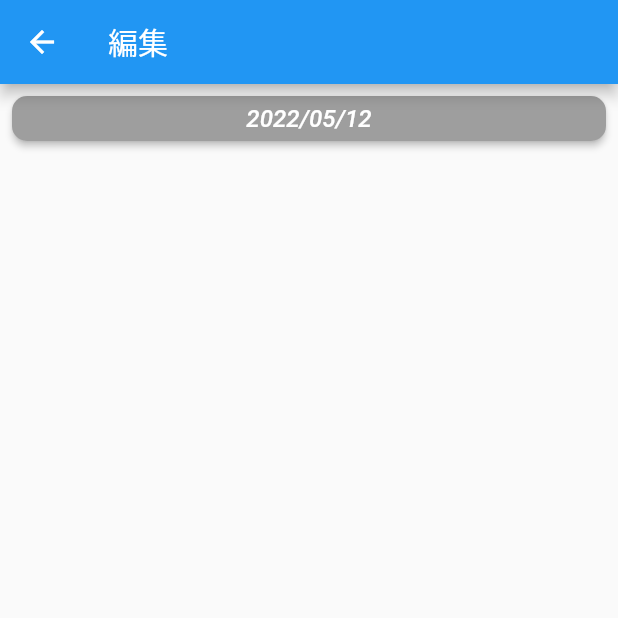
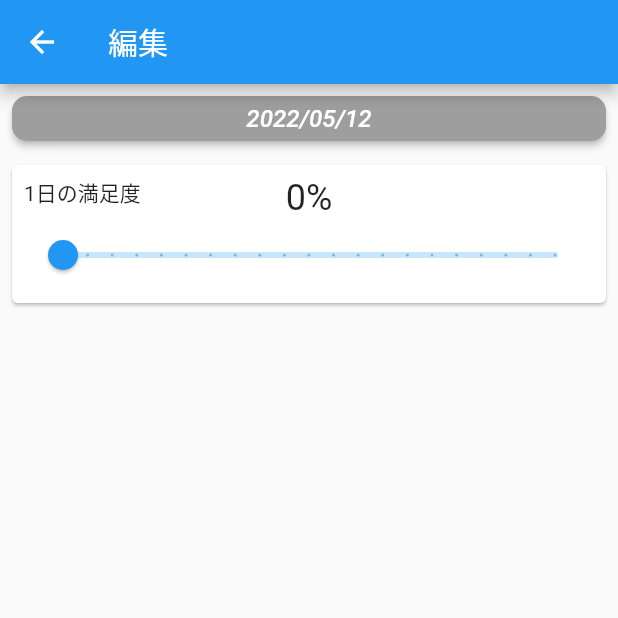
Before and after one commit to shunking-tech/teaching_materials_diary, a Flutter app: the EditDiaryPage screen opened directly, on a phone screen of 412 x 824 dp, the top half of it. Run offline on Flutter 3.47's test engine with Material 2 defaults, Android fonts, the phone set to English and light mode, and no system bars.

Commit message:
満足度スライダーを実装

```diff
--- a/lib/page/edit_diary_page.dart
+++ b/lib/page/edit_diary_page.dart
@@ -10,6 +10,7 @@ class EditDiaryPage extends StatefulWidget {
 
 class _EditDiaryPageState extends State<EditDiaryPage> {
   DateTime date = DateTime.now();
+  double satisfactionLevel = 0.0;
 
   @override
   Widget build(BuildContext context) {
@@ -48,7 +49,41 @@ class _EditDiaryPageState extends State<EditDiaryPage> {
                     primary: Colors.grey
                 ),
               ),
-            )
+            ),
+
+            Card(
+              margin: const EdgeInsets.only(top: 16),
+              child: Padding(
+                padding: const EdgeInsets.all(8.0),
+                child: Column(
+                  children: [
+                    Stack(
+                      children: [
+                        const Align(alignment: Alignment.centerLeft, child: Text("1日の満足度")),
+                        Align(
+                          alignment: Alignment.center,
+                          child: Text(
+                            satisfactionLevel.toInt().toString() + "%",
+                            style: const TextStyle(fontSize: 24.0,),
+                          ),
+                        ),
+                      ],
+                    ),
+                    Slider(
+                      label: satisfactionLevel.toInt().toString() + "%",
+                      min: 0,
+                      max: 100,
+                      value: satisfactionLevel,
+                      divisions: 20,
+                      onChanged: (value) {
+                        satisfactionLevel = value;
+                        setState(() {});
+                      },
+                    ),
+                  ],
+                ),
+              ),
+            ),
           ],
         ),
       ),
```
